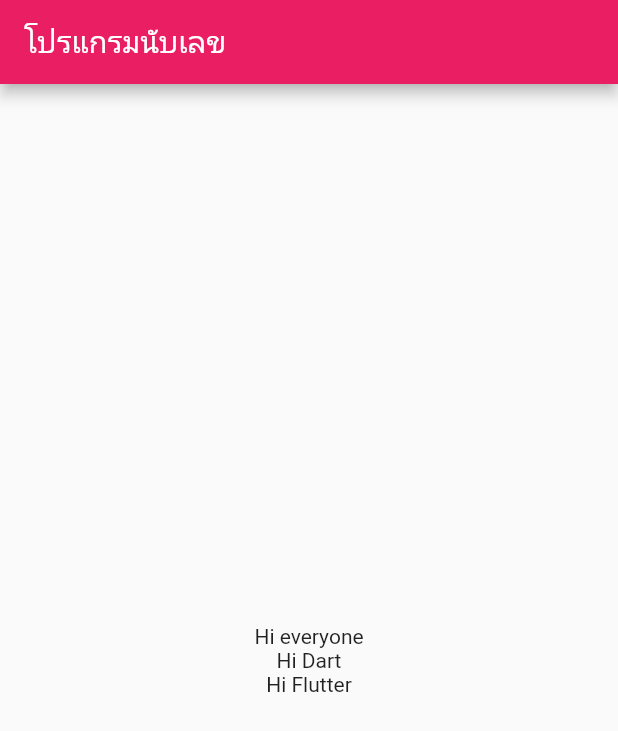
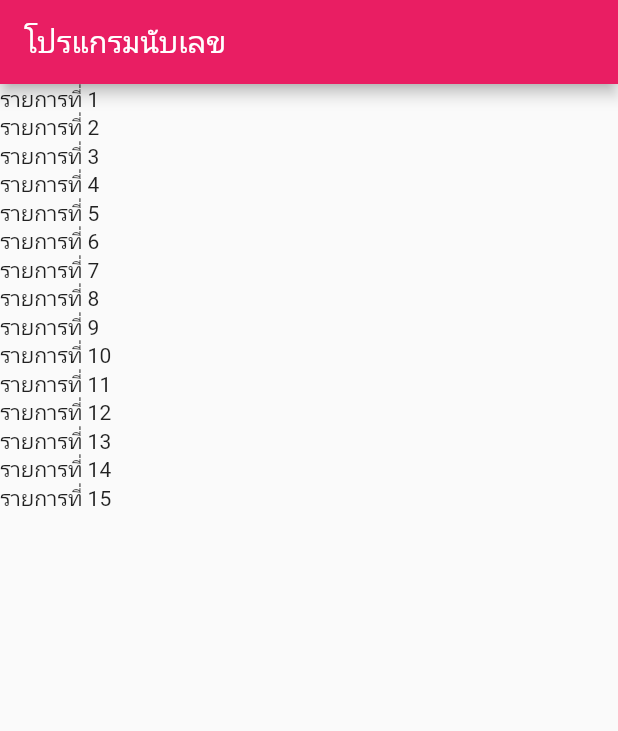
Before and after one commit to rungthiwaa/flutter-app1, a Flutter app: the screen it shows after launch, on a phone screen of 412 x 824 dp. Shown: the top 731 px of the screen. Run offline on Flutter 3.47's test engine with Material 2 defaults, Android fonts, the phone set to English and light mode, and no system bars; missing offline and left inert: dart:html.

Commit message:
แยกรายการ

```diff
--- a/lib/main.dart
+++ b/lib/main.dart
@@ -1,3 +1,5 @@
+import 'dart:html';
+
 import 'package:flutter/material.dart';
 
 void main() {
@@ -26,6 +28,9 @@ class MyHomePage extends StatefulWidget {
 }
 
 class _MyHomePageState extends State<MyHomePage> {
+  int number = 0; //การสร้าง state
+
+//แสดงผลข้อมูล
   @override
   Widget build(BuildContext context) {
     return Scaffold(
@@ -33,11 +38,20 @@ class _MyHomePageState extends State<MyHomePage> {
         title: Text("โปรแกรมนับเลข"),
       ),
       body: Center(
-        child: Column(
-          mainAxisAlignment: MainAxisAlignment.center,
-          children: [Text("Hi everyone"), Text("Hi Dart"), Text("Hi Flutter")],
+        child: ListView(
+          children: getData(15),
         ),
       ),
     );
   }
+
+//เตรียมข้อมูล
+  List<Widget> getData(int count) {
+    //กลุ่มข้อมูล Text Widget
+    List<Widget> data = [];
+    for (var i = 0; i < count; i++) {
+      data.add(Text("รายการที่ ${i + 1}"));
+    }
+    return data;
+  }
 }
```
